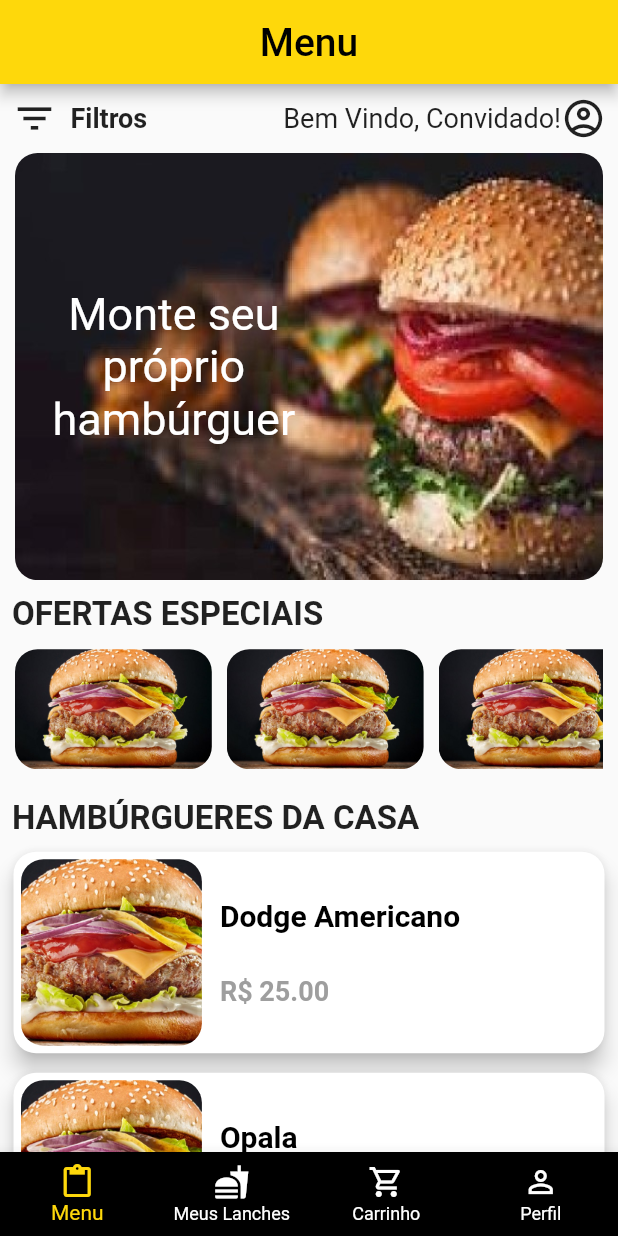
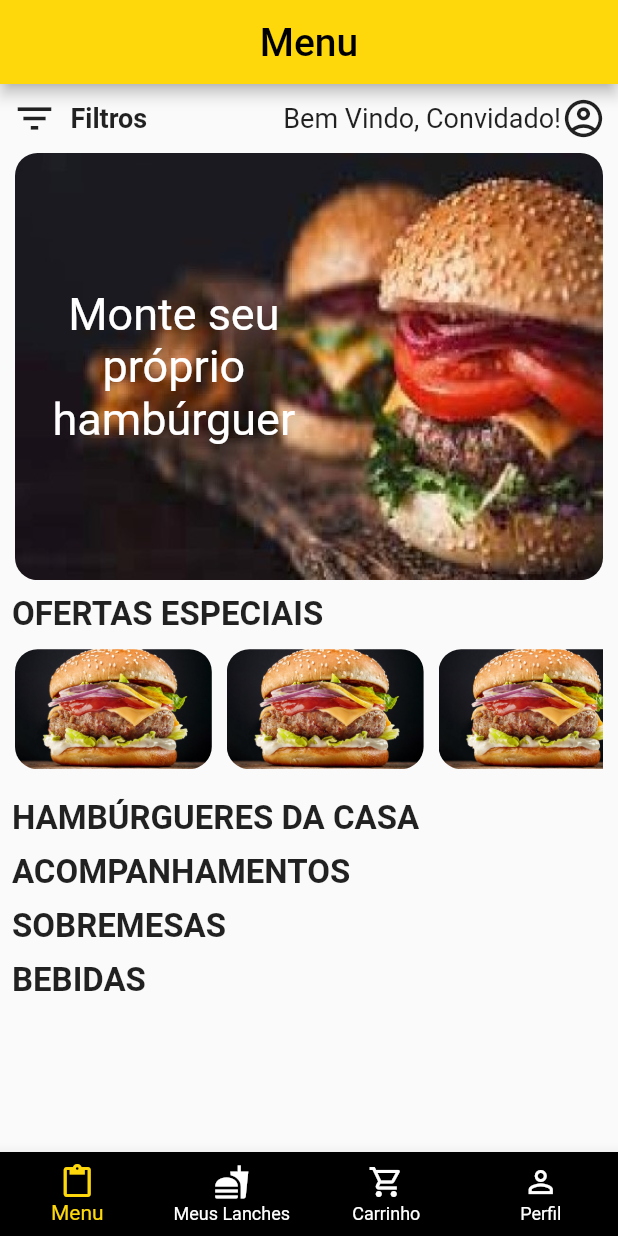
Before and after one commit to SaraCoelhoCosta/garagem_burger, a Flutter app: the screen it shows after launch, after a tap on "Entrar como visitante", on a phone screen of 412 x 824 dp. Run offline on Flutter 3.47's test engine with Material 2 defaults, Android fonts, the phone set to English and light mode, and no system bars; our stand-ins replace cloud_firestore, firebase_auth, firebase_core, flutter_credit_card, google_fonts, mask_text_input_formatter; missing offline and left inert: sign_button; accounts and stored records are empty; Roboto replaces fonts that are missing (Oxygen).

Commit message:
Adicionados produtos do banco de dados

```diff
--- a/lib/controllers/provider_produtos.dart
+++ b/lib/controllers/provider_produtos.dart
@@ -1,10 +1,52 @@
 import 'package:flutter/material.dart';
-import 'package:garagem_burger/data/dados.dart';
+import 'package:garagem_burger/controllers/firebase.dart';
 import 'package:garagem_burger/models/produto.dart';
 
 class ProviderProdutos with ChangeNotifier {
+  final List<Produto> _products = [];
 
-  final List<Produto> _produtos = produtos;
+  Future<void> loadProducts() async {
+    final futureSnapshot = Firebase.getFirestore().collection('produtos').get();
+    futureSnapshot.then((snapshot) {
+      snapshot.docs.asMap().forEach((_, doc) {
+        final productData = doc.data();
+        _products.add(
+          Produto(
+            id: doc.id,
+            nome: productData['nome'],
+            preco: productData['preco'] * 1.0,
+            tipo: productData['tipo'],
+          ),
+        );
+      });
+    });
+  }
 
-  List<Produto> get listaProdutos => [..._produtos];
+  List<Produto> get sobremesas {
+    return productList.where((product) {
+      return product.tipo == Produto.sobremesa;
+    }).toList();
+  }
+
+  List<Produto> get acompanhamentos {
+    return productList.where((product) {
+      return product.tipo == Produto.acompanhamento;
+    }).toList();
+  }
+
+  List<Produto> get bebidas {
+    return productList.where((product) {
+      return product.tipo == Produto.bebida;
+    }).toList();
+  }
+
+  List<Produto> get hamburgueres {
+    return productList.where((product) {
+      return product.tipo == Produto.hamburguerCasa;
+    }).toList();
+  }
+
+  List<Produto> get productList {
+    return [..._products];
+  }
 }
--- a/lib/data/dados.dart
+++ b/lib/data/dados.dart
@@ -1,61 +1,60 @@
 import 'dart:math';
-
 import 'package:garagem_burger/models/cartao.dart';
 import 'package:garagem_burger/models/localizacao.dart';
 import 'package:garagem_burger/models/pedido.dart';
 import 'package:garagem_burger/models/produto.dart';
 
-final produtos = [
-  Produto(
-    id: Random().nextDouble().toString(),
-    nome: 'Dodge Americano',
-    preco: 25.00,
-    tipo: Tipo.hamburguer,
-  ),
-  Produto(
-    id: Random().nextDouble().toString(),
-    nome: 'Opala',
-    preco: 20.00,
-    tipo: Tipo.hamburguer,
-  ),
-  Produto(
-    id: Random().nextDouble().toString(),
-    nome: 'Ford Maverick',
-    preco: 20.00,
-    tipo: Tipo.hamburguer,
-  ),
-  Produto(
-    id: Random().nextDouble().toString(),
-    nome: 'Petit Gâteau',
-    preco: 12.00,
-    tipo: Tipo.sobremesa,
-  ),
-];
+// final produtos = [
+//   Produto(
+//     id: Random().nextDouble().toString(),
+//     nome: 'Dodge Americano',
+//     preco: 25.00,
+//     tipo: Produto.hamburguerCasa,
+//   ),
+//   Produto(
+//     id: Random().nextDouble().toString(),
+//     nome: 'Opala',
+//     preco: 20.00,
+//     tipo: Produto.hamburguerCasa,
+//   ),
+//   Produto(
+//     id: Random().nextDouble().toString(),
+//     nome: 'Ford Maverick',
+//     preco: 20.00,
+//     tipo: Produto.hamburguerCasa,
+//   ),
+//   Produto(
+//     id: Random().nextDouble().toString(),
+//     nome: 'Petit Gâteau',
+//     preco: 12.00,
+//     tipo: Produto.sobremesa,
+//   ),
+// ];
 
 final meusLanches = [
   Produto(
     id: Random().nextDouble().toString(),
     nome: 'X-Infarto de Sara',
     preco: 24.90,
-    tipo: Tipo.hamburguer,
+    tipo: Produto.hamburguerCasa,
   ),
   Produto(
     id: Random().nextDouble().toString(),
     nome: 'Morgana de Will',
     preco: 21.90,
-    tipo: Tipo.hamburguer,
+    tipo: Produto.hamburguerCasa,
   ),
   Produto(
     id: Random().nextDouble().toString(),
     nome: 'Gulodice de João',
     preco: 24.90,
-    tipo: Tipo.hamburguer,
+    tipo: Produto.hamburguerCasa,
   ),
   Produto(
     id: Random().nextDouble().toString(),
     nome: 'Big Tentação de Lara',
     preco: 32.90,
-    tipo: Tipo.hamburguer,
+    tipo: Produto.hamburguerCasa,
   ),
 ];
 
--- a/lib/models/produto.dart
+++ b/lib/models/produto.dart
@@ -1,15 +1,15 @@
-enum Tipo {
-  bebida,
-  hamburguer,
-  sobremesa,
-  acompanhamento,
-}
+import 'package:cloud_firestore/cloud_firestore.dart';
 
 class Produto {
+  static const bebida = 'Bebida';
+  static const acompanhamento = 'Acompanhamento';
+  static const sobremesa = 'Sobremesa';
+  static const hamburguerCasa = 'Hambúrgueres da Casa';
+
   late String id;
   late String nome;
   late double preco;
-  late Tipo tipo;
+  late String tipo;
 
   Produto({
     required this.id,
@@ -18,4 +18,12 @@ class Produto {
     required this.tipo,
   });
 
+  Produto.fromDocument(DocumentSnapshot snapshot) {
+    id = snapshot.id;
+    nome = snapshot.get('nome');
+    preco = snapshot.get('preco') + 0.0;
+    tipo = snapshot.get('tipo');
+    //descricao = snapshot.data["descricao"];
+    //img = snapshot.data["img"];
+  }
 }
--- a/lib/pages/auth/tela_abertura.dart
+++ b/lib/pages/auth/tela_abertura.dart
@@ -1,7 +1,9 @@
 // ignore_for_file: prefer_const_constructors, use_key_in_widget_constructors
 import 'package:flutter/material.dart';
 import 'package:flutter/services.dart';
+import 'package:garagem_burger/controllers/provider_produtos.dart';
 import 'package:garagem_burger/utils/rotas.dart';
+import 'package:provider/provider.dart';
 
 class TelaAbertura extends StatefulWidget {
   @override
@@ -38,5 +40,14 @@ class _TelaAberturaState extends State<TelaAbertura> {
     Future.delayed(Duration(seconds: 2)).then((_) {
       Navigator.of(context).pushReplacementNamed(Rotas.authCheck);
     });
+
+    // Carrega os produtos do banco de dados
+    Provider.of<ProviderProdutos>(
+      context,
+      listen: false,
+    ).loadProducts().then((_) {
+      // ignore: avoid_print
+      print('Produtos carregados com sucesso!');
+    });
   }
 }
--- a/lib/pages/menu/tela_menu.dart
+++ b/lib/pages/menu/tela_menu.dart
@@ -20,7 +20,7 @@ class TelaMenu extends StatefulWidget {
 class _TelaMenuState extends State<TelaMenu> {
   @override
   Widget build(BuildContext context) {
-    final produtos = Provider.of<ProviderProdutos>(context).listaProdutos;
+    final provider = Provider.of<ProviderProdutos>(context);
     final user = Provider.of<AuthService>(context).usuario;
     final userName = user?.email ?? 'Convidado';
     // Altura total da tela, subtraindo as alturas da appBar e bottomBar
@@ -154,7 +154,100 @@ class _TelaMenuState extends State<TelaMenu> {
         */
         Column(
           mainAxisAlignment: MainAxisAlignment.center,
-          children: produtos
+          children: provider.hamburgueres
+              .map((produto) => CardProduto(
+                    produto: produto,
+                    onTap: () => Navigator.of(context).pushNamed(
+                      Rotas.produto,
+                      arguments: [false, produto],
+                    ),
+                  ))
+              .toList(),
+        ),
+        /*
+        * Seção de Acompanhamentos
+        */
+        Padding(
+          padding: const EdgeInsets.only(
+            top: 10.0,
+            left: 8.0,
+          ),
+          child: Text(
+            'ACOMPANHAMENTOS',
+            style: GoogleFonts.oxygen(
+              fontSize: 22.0,
+              fontWeight: FontWeight.bold,
+            ),
+          ),
+        ),
+        /*
+        * Lista de Acompanhamentos
+        */
+        Column(
+          mainAxisAlignment: MainAxisAlignment.center,
+          children: provider.acompanhamentos
+              .map((produto) => CardProduto(
+                    produto: produto,
+                    onTap: () => Navigator.of(context).pushNamed(
+                      Rotas.produto,
+                      arguments: [false, produto],
+                    ),
+                  ))
+              .toList(),
+        ),
+        /*
+        * Seção de Sobremesas
+        */
+        Padding(
+          padding: const EdgeInsets.only(
+            top: 10.0,
+            left: 8.0,
+          ),
+          child: Text(
+            'SOBREMESAS',
+            style: GoogleFonts.oxygen(
+              fontSize: 22.0,
+              fontWeight: FontWeight.bold,
+            ),
+          ),
+        ),
+        /*
+        * Lista de Sobremesas
+        */
+        Column(
+          mainAxisAlignment: MainAxisAlignment.center,
+          children: provider.sobremesas
+              .map((produto) => CardProduto(
+                    produto: produto,
+                    onTap: () => Navigator.of(context).pushNamed(
+                      Rotas.produto,
+                      arguments: [false, produto],
+                    ),
+                  ))
+              .toList(),
+        ),
+        /*
+        * Seção de Bebidas
+        */
+        Padding(
+          padding: const EdgeInsets.only(
+            top: 10.0,
+            left: 8.0,
+          ),
+          child: Text(
+            'BEBIDAS',
+            style: GoogleFonts.oxygen(
+              fontSize: 22.0,
+              fontWeight: FontWeight.bold,
+            ),
+          ),
+        ),
+        /*
+        * Lista de Bebidas
+        */
+        Column(
+          mainAxisAlignment: MainAxisAlignment.center,
+          children: provider.bebidas
               .map((produto) => CardProduto(
                     produto: produto,
                     onTap: () => Navigator.of(context).pushNamed(
```
